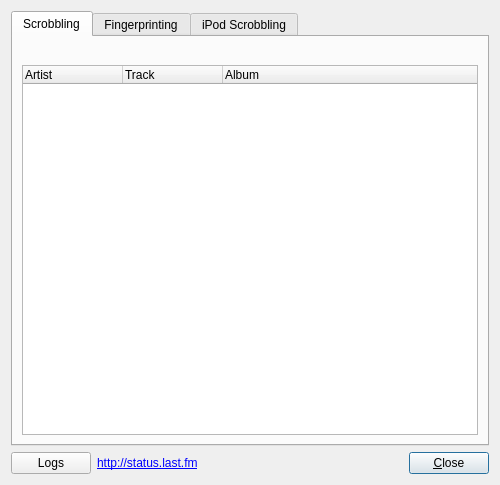
mutecypher/lastfm-desktop, file app/client/Dialogs/DiagnosticsDialog.ui: the form before one commit.
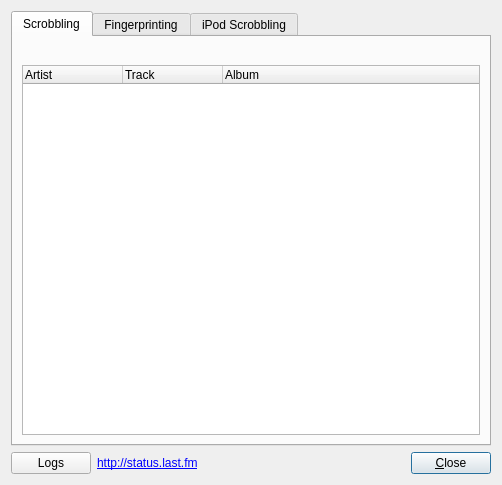
The form after the commit. The open tabs and pages were chosen to show the change. Custom widgets are drawn as their Qt base class.

Diff of the .ui file:
```diff
--- a/app/client/Dialogs/DiagnosticsDialog.ui
+++ b/app/client/Dialogs/DiagnosticsDialog.ui
@@ -6,7 +6,7 @@
    <rect>
     <x>0</x>
     <y>0</y>
-    <width>500</width>
+    <width>502</width>
     <height>485</height>
    </rect>
   </property>
```
Left out of the diff: 4 changed lines with no effect on the pictures.
